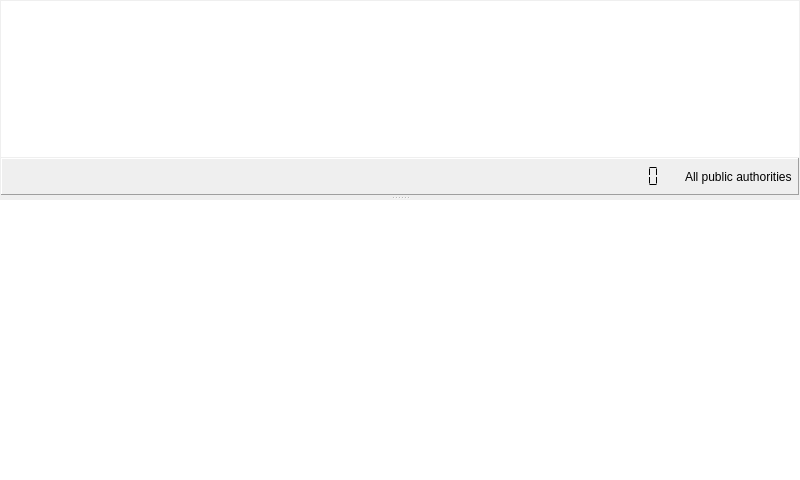
The window that views/decisionview.ui (caxapyk/pa-decision) describes before a commit, drawn with Qt 5.
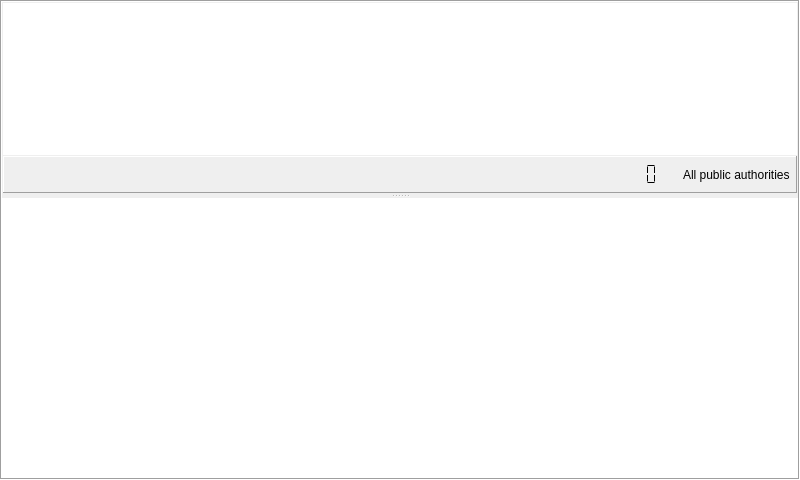
The same window after the commit. Icons and pictures are not drawn.

Patch:
```diff
--- a/views/decisionview.ui
+++ b/views/decisionview.ui
@@ -38,7 +38,7 @@
    <item>
     <widget class="QSplitter" name="splitter_data">
      <property name="frameShape">
-      <enum>QFrame::NoFrame</enum>
+      <enum>QFrame::Box</enum>
      </property>
      <property name="frameShadow">
       <enum>QFrame::Sunken</enum>
```
